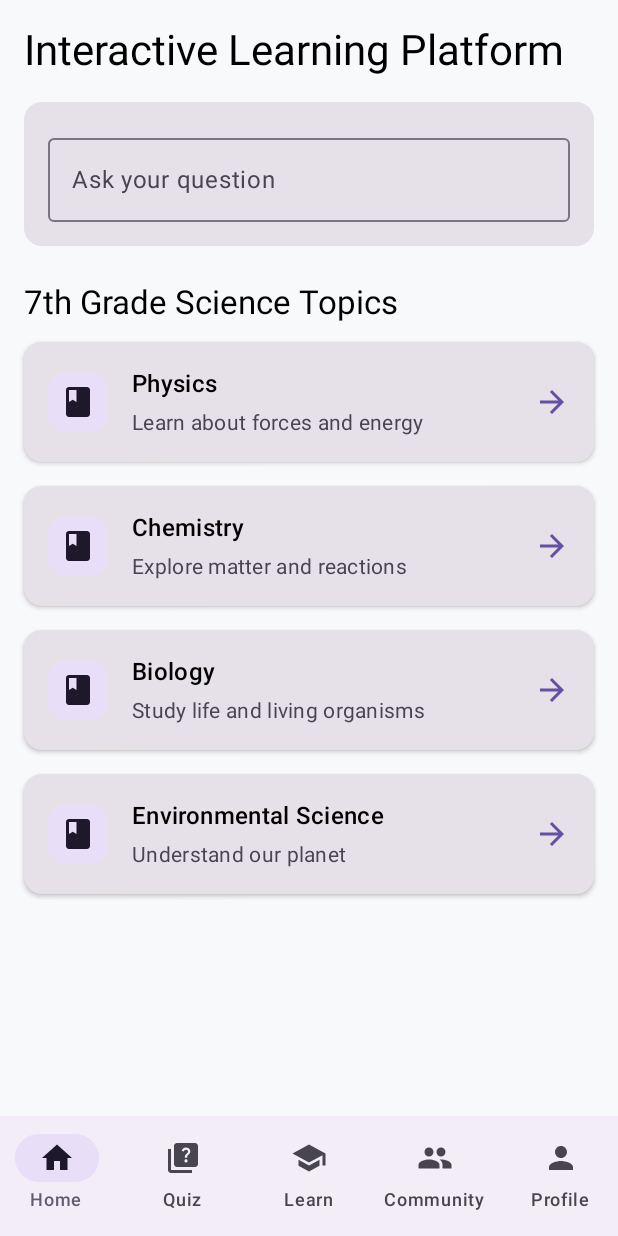
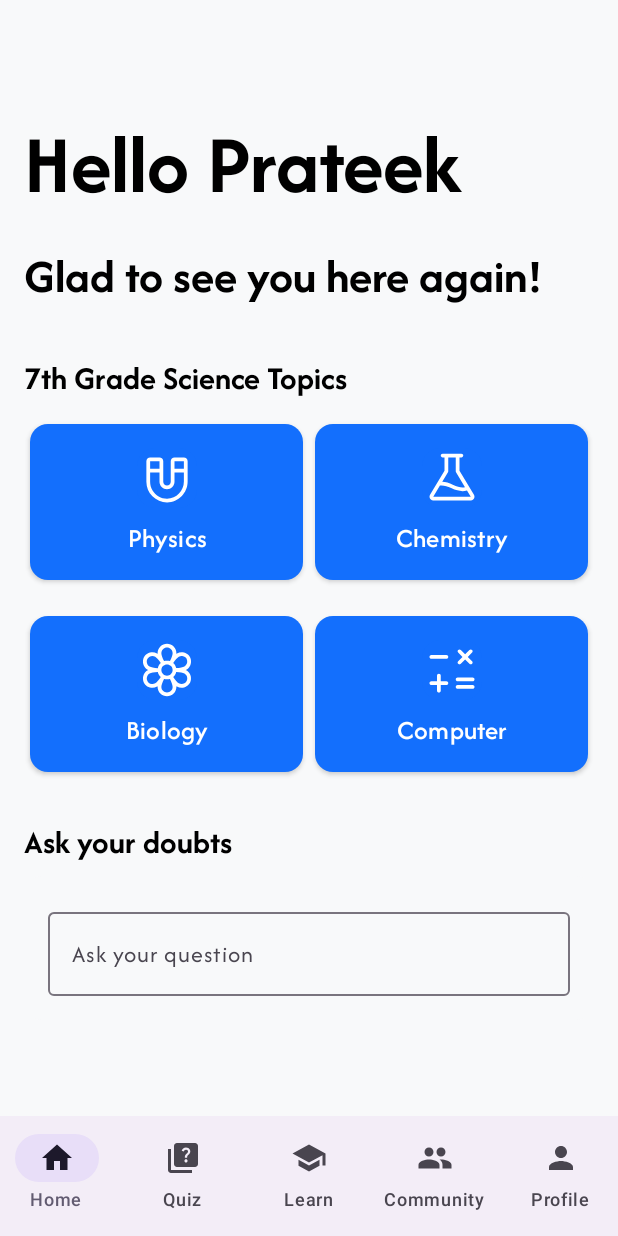
Before and after one commit to Pager-dot/BridgeLearn_App, an Android app built with Jetpack Compose: the screen it shows after launch (MainActivity), on a phone screen of 412 x 824 dp. Run offline under Robolectric (Android 15) with nearby library versions, the phone set to English and light mode, and no system bars.

Commit message:
updated the home screen ui

```diff
--- a/app/src/main/java/pratheekv39/bridgelearn/io/AIPromptCard.kt
+++ b/app/src/main/java/pratheekv39/bridgelearn/io/AIPromptCard.kt
@@ -14,6 +14,11 @@ import androidx.compose.runtime.remember
 import androidx.compose.runtime.setValue
 import androidx.compose.ui.Modifier
 import androidx.compose.ui.unit.dp
+import androidx.compose.foundation.BorderStroke
+import androidx.compose.material3.CardDefaults
+import androidx.compose.material3.MaterialTheme
+import androidx.compose.material3.TextFieldDefaults
+import androidx.compose.ui.graphics.Color
 
 @Composable
 fun AIPromptCard(
@@ -23,7 +28,10 @@ fun AIPromptCard(
     var text by remember { mutableStateOf("") }
 
     Card(
-        modifier = modifier.fillMaxWidth()
+        modifier = modifier.fillMaxWidth(),
+        colors = CardDefaults.cardColors(
+            containerColor = MaterialTheme.colorScheme.background
+        ),
     ) {
         Column(
             modifier = Modifier.padding(16.dp)
@@ -34,7 +42,7 @@ fun AIPromptCard(
                     text = it
                 },
                 label = { Text("Ask your question") },
-                modifier = Modifier.fillMaxWidth()
+                modifier = Modifier.fillMaxWidth(),
             )
         }
     }
--- a/app/src/main/java/pratheekv39/bridgelearn/io/HomeScreen.kt
+++ b/app/src/main/java/pratheekv39/bridgelearn/io/HomeScreen.kt
@@ -7,6 +7,7 @@ import androidx.compose.material3.*
 import androidx.compose.runtime.*
 import androidx.compose.ui.Modifier
 import androidx.compose.ui.unit.dp
+import androidx.compose.ui.unit.sp
 import androidx.lifecycle.viewmodel.compose.viewModel
 import javax.security.auth.Subject
 
@@ -17,10 +18,10 @@ fun HomeScreen(
     viewModel: HomeViewModel = viewModel()
 ) {
     val subjects = remember { listOf(
-        Subject("physics", "Physics", "Learn about forces and energy"),
-        Subject("chemistry", "Chemistry", "Explore matter and reactions"),
-        Subject("biology", "Biology", "Study life and living organisms"),
-        Subject("environmental", "Environmental Science", "Understand our planet")
+        Subject("physics", "Physics", "Learn about forces and energy", R.drawable.magnet_straight),
+        Subject("chemistry", "Chemistry", "Explore matter and reactions", R.drawable.flask),
+        Subject("biology", "Biology", "Study life and living organisms", R.drawable.flower),
+        Subject("computer", "Computer", "Explore different computer tools", R.drawable.math_operations)
     )}
 
     Column(
@@ -28,16 +29,22 @@ fun HomeScreen(
             .fillMaxSize()
             .padding(16.dp)
     ) {
+        Spacer(modifier = Modifier.height(56.dp))
+
         Text(
-            text = "Interactive Learning Platform",
+            text = "Hello Prateek",
             style = MaterialTheme.typography.headlineMedium,
-            modifier = Modifier.padding(bottom = 16.dp)
+            fontSize = 56.sp,
+            modifier = Modifier.padding(bottom = 8.dp)
         )
 
-        AIPromptCard(
-            onPromptSubmit = { prompt ->
-                // Handle prompt submission
-            }
+        Spacer(modifier = Modifier.height(8.dp))
+
+        Text(
+            text = "Glad to see you here again!",
+            style = MaterialTheme.typography.titleLarge,
+            fontSize = 32.sp,
+            modifier = Modifier.padding(bottom = 8.dp)
         )
 
         Spacer(modifier = Modifier.height(24.dp))
@@ -49,14 +56,28 @@ fun HomeScreen(
         )
 
         LazyColumn(
-            verticalArrangement = Arrangement.spacedBy(8.dp)
+            verticalArrangement = Arrangement.spacedBy(8.dp),
         ) {
-            items(subjects) { subject ->
-                SubjectCard(
-                    subject = subject,
-                    onClick = { onSubjectClick(subject.id) }
+            items(subjects.chunked(2)) { subjectPair ->
+                SubjectCardRow(
+                    subjects = subjectPair,
+                    onClick = { subject -> onSubjectClick(subject.id) }
                 )
             }
         }
+
+        Spacer(modifier = Modifier.height(24.dp))
+
+        Text(
+            text = "Ask your doubts",
+            style = MaterialTheme.typography.titleLarge,
+            modifier = Modifier.padding(bottom = 8.dp)
+        )
+
+        AIPromptCard(
+            onPromptSubmit = { prompt ->
+                // Handle prompt submission
+            }
+        )
     }
 }
--- a/app/src/main/java/pratheekv39/bridgelearn/io/HomeViewModel.kt
+++ b/app/src/main/java/pratheekv39/bridgelearn/io/HomeViewModel.kt
@@ -16,10 +16,10 @@ class HomeViewModel : ViewModel() {
     init {
         // Initialize with dummy data for now
         _subjects.value = listOf(
-            Subject("physics", "Physics", "Learn about forces and energy"),
-            Subject("chemistry", "Chemistry", "Explore matter and reactions"),
-            Subject("biology", "Biology", "Study life and living organisms"),
-            Subject("environmental", "Environmental Science", "Understand our planet")
+            Subject("physics", "Physics", "Learn about forces and energy", R.drawable.magnet_straight),
+            Subject("chemistry", "Chemistry", "Explore matter and reactions", R.drawable.flask),
+            Subject("biology", "Biology", "Study life and living organisms", R.drawable.flower),
+            Subject("computer", "Computer", "Learn about different computer tools", R.drawable.math_operations)
         )
     }
 
--- a/app/src/main/java/pratheekv39/bridgelearn/io/SubjectCard.kt
+++ b/app/src/main/java/pratheekv39/bridgelearn/io/SubjectCard.kt
@@ -10,9 +10,13 @@ import androidx.compose.material3.*
 import androidx.compose.runtime.Composable
 import androidx.compose.ui.Alignment
 import androidx.compose.ui.Modifier
+import androidx.compose.ui.res.painterResource
+import androidx.compose.ui.text.style.TextAlign
 import androidx.compose.ui.text.style.TextOverflow
 import androidx.compose.ui.tooling.preview.Preview
 import androidx.compose.ui.unit.dp
+import androidx.compose.material3.MaterialTheme
+import androidx.compose.ui.graphics.Color
 
 @Composable
 fun SubjectCard(
@@ -20,28 +24,29 @@ fun SubjectCard(
     onClick: () -> Unit,
     modifier: Modifier = Modifier
 ) {
+
+    val customLightBlue = MaterialTheme.colorScheme.background
+
     Card(
         modifier = modifier
-            .fillMaxWidth()
+            .fillMaxWidth(0.5f) // Take up half the width
             .clickable(onClick = onClick)
-            .padding(vertical = 4.dp),
-        elevation = CardDefaults.cardElevation(defaultElevation = 2.dp)
+            .padding(vertical = 4.dp, horizontal = 4.dp),
+        elevation = CardDefaults.cardElevation(defaultElevation = 2.dp),
+        colors = CardDefaults.cardColors(
+            containerColor = MaterialTheme.colorScheme.surfaceVariant // Change this to your desired color
+        )
     ) {
-        Row(
+        Column(
             modifier = Modifier
                 .fillMaxWidth()
                 .padding(16.dp),
-            horizontalArrangement = Arrangement.SpaceBetween,
-            verticalAlignment = Alignment.CenterVertically
-        ) {
-            Row(
-                horizontalArrangement = Arrangement.spacedBy(16.dp),
-                verticalAlignment = Alignment.CenterVertically,
-                modifier = Modifier.weight(1f)
+            horizontalAlignment = Alignment.CenterHorizontally,
+            verticalArrangement = Arrangement.Center
         ) {
             Surface(
                 shape = MaterialTheme.shapes.medium,
-                    color = MaterialTheme.colorScheme.secondaryContainer,
+                color = MaterialTheme.colorScheme.surfaceVariant,
                 modifier = Modifier.size(40.dp)
             ) {
                 Box(
@@ -49,37 +54,40 @@ fun SubjectCard(
                     modifier = Modifier.fillMaxSize()
                 ) {
                     Icon(
-                            imageVector = Icons.Default.Book,
+                        painter = painterResource(id = subject.drawableResId), // Change this to the icon related to the subject
                         contentDescription = null,
-                            tint = MaterialTheme.colorScheme.onSecondaryContainer
+                        tint = Color.White,
                     )
                 }
             }
 
-                Column(
-                    modifier = Modifier.weight(1f)
-                ) {
+            Spacer(modifier = Modifier.height(8.dp))
+
             Text(
                 text = subject.name,
                 style = MaterialTheme.typography.titleMedium,
+                color = Color.White,
                 maxLines = 1,
-                        overflow = TextOverflow.Ellipsis
-                    )
-                    Spacer(modifier = Modifier.height(4.dp))
-                    Text(
-                        text = subject.description,
-                        style = MaterialTheme.typography.bodyMedium,
-                        color = MaterialTheme.colorScheme.onSurfaceVariant,
-                        maxLines = 2,
-                        overflow = TextOverflow.Ellipsis
+                overflow = TextOverflow.Ellipsis,
+                textAlign = TextAlign.Center
             )
         }
     }
+}
 
-            Icon(
-                imageVector = Icons.Default.ArrowForward,
-                contentDescription = "Open ${subject.name}",
-                tint = MaterialTheme.colorScheme.primary
+@Composable
+fun SubjectCardRow(subjects: List<Subject>, onClick: (Subject) -> Unit) {
+    Row(
+        modifier = Modifier
+            .fillMaxWidth()
+            .padding(vertical = 4.dp),
+        horizontalArrangement = Arrangement.SpaceBetween
+    ) {
+        subjects.take(2).forEach { subject ->
+            SubjectCard(
+                subject = subject,
+                onClick = { onClick(subject) },
+                modifier = Modifier.weight(1f)
             )
         }
     }
@@ -94,7 +102,9 @@ fun SubjectCardPreview() {
             subject = Subject(
                 id = "physics",
                 name = "Physics",
-                description = "Learn about forces, energy, and the fundamental laws that govern the universe."
+                description = "Learn about forces, energy, and the fundamental laws that govern the universe.",
+                R.drawable.magnet_straight
+
             ),
             onClick = {}
         )
--- a/app/src/main/java/pratheekv39/bridgelearn/io/SubjectScreen.kt
+++ b/app/src/main/java/pratheekv39/bridgelearn/io/SubjectScreen.kt
@@ -7,7 +7,10 @@ import androidx.compose.material.icons.filled.ArrowBack
 import androidx.compose.material3.*
 import androidx.compose.runtime.*
 import androidx.compose.ui.Modifier
+import androidx.compose.ui.graphics.Color
+import androidx.compose.ui.graphics.vector.ImageVector
 import androidx.compose.ui.unit.dp
+import java.net.IDN
 
 @OptIn(ExperimentalMaterial3Api::class)
 @Composable
@@ -21,17 +24,32 @@ fun SubjectScreen(
             "physics" -> Subject(
                 "physics",
                 "Physics",
-                "Learn about forces and energy"
+                "Learn about forces and energy",
+                R.drawable.magnet_straight
             )
             "chemistry" -> Subject(
                 "chemistry",
                 "Chemistry",
-                "Explore matter and reactions"
+                "Explore matter and reactions",
+                R.drawable.flask
+            )
+            "biology" -> Subject(
+                "biology",
+                "Biology",
+                "Learn about human body and animals",
+                R.drawable.flower
+            )
+            "computer" -> Subject(
+                "computer",
+                "Computer",
+                "Explore different types of computer tools",
+                R.drawable.math_operations
             )
             else -> Subject(
                 "unknown",
                 "Unknown Subject",
-                "Subject not found"
+                "Subject not found",
+                R.drawable.ic_launcher_foreground
             )
         }
     }
@@ -66,10 +84,12 @@ fun SubjectScreen(
                         Text(
                             text = "Overview",
                             style = MaterialTheme.typography.titleLarge,
+                            color = Color.White,
                             modifier = Modifier.padding(bottom = 8.dp)
                         )
                         Text(
                             text = subject.description,
+                            color = Color.White,
                             style = MaterialTheme.typography.bodyLarge
                         )
                     }
@@ -111,11 +131,13 @@ private fun TopicCard(
         ) {
             Text(
                 text = title,
-                style = MaterialTheme.typography.titleMedium
+                style = MaterialTheme.typography.titleMedium,
+                color = Color.White,
             )
             Text(
                 text = description,
-                style = MaterialTheme.typography.bodyMedium
+                style = MaterialTheme.typography.bodyMedium,
+                color = Color.White,
             )
         }
     }
@@ -125,7 +147,8 @@ private fun TopicCard(
 data class Subject(
     val id: String,
     val name: String,
-    val description: String
+    val description: String,
+    val drawableResId: Int
 )
 
 data class Question(
--- a/app/src/main/java/pratheekv39/bridgelearn/io/Theme.kt
+++ b/app/src/main/java/pratheekv39/bridgelearn/io/Theme.kt
@@ -16,6 +16,8 @@ val Pink80 = Color(0xFFEFB8C8)
 val Purple40 = Color(0xFF6650a4)
 val PurpleGrey40 = Color(0xFF625b71)
 val Pink40 = Color(0xFF7D5260)
+
+val bloomBlue = Color(0xFF136FFD)
 
 // Custom colors for EduBridge
 val LightBlue = Color(0xFF6B9AC4)
@@ -36,10 +38,10 @@ val updatedDarkColorScheme = darkColorScheme(
     onBackground = Color(0xFFE0E0E0),  // Light Gray for text
     onSurface = Color(0xFFFFFFFF),     // White for high-emphasis content
     error = Color(0xFFCF6679),         // Muted Red
-    surfaceVariant = Color(0xFF2C2C2C),
+    surfaceVariant = Color(0xFF136FFD),
 
     primaryContainer=Color(0XFF37B6E9),
-    onPrimaryContainer=Color.Black
+    onPrimaryContainer=Color.Black,
 )
 
 val LightColorScheme = lightColorScheme(
@@ -52,6 +54,7 @@ val LightColorScheme = lightColorScheme(
     onSecondary = Color.White,
     onTertiary = Color.White,
     onBackground = Color.Black,
+    surfaceVariant = Color(0xFF136FFD),
     onSurface = Color.Black,
 )
 
@@ -66,6 +69,7 @@ fun HomeTheme(darkTheme:Boolean,
     }
     MaterialTheme(
         colorScheme = colorscheme,
+        typography = Typography,
         content=content
 
     )
--- a/app/src/main/java/pratheekv39/bridgelearn/io/Typography.kt
+++ b/app/src/main/java/pratheekv39/bridgelearn/io/Typography.kt
@@ -2,37 +2,50 @@ package pratheekv39.bridgelearn.io
 
 import androidx.compose.foundation.isSystemInDarkTheme
 import androidx.compose.material3.MaterialTheme
+import androidx.compose.material3.Text
 import androidx.compose.material3.Typography
 import androidx.compose.runtime.Composable
 import androidx.compose.ui.text.TextStyle
+import androidx.compose.ui.text.font.Font
 import androidx.compose.ui.text.font.FontFamily
 import androidx.compose.ui.text.font.FontWeight
 import androidx.compose.ui.unit.sp
 
+val AfacadFontFamily = FontFamily(
+    Font(R.font.afacadflux_regular, FontWeight.Normal),
+    Font(R.font.afacadflux_bold, FontWeight.Bold),
+    Font(R.font.afacadflux_medium, FontWeight.Medium),
+)
+
 val Typography = Typography(
+    headlineMedium = TextStyle(
+        fontFamily = AfacadFontFamily,
+        fontWeight = FontWeight.Bold,
+        fontSize = 32.sp
+    ),
     bodyLarge = TextStyle(
-        fontFamily = FontFamily.Default,
+        fontFamily = AfacadFontFamily,
         fontWeight = FontWeight.Normal,
         fontSize = 16.sp,
         lineHeight = 24.sp,
         letterSpacing = 0.5.sp
     ),
     titleLarge = TextStyle(
-        fontFamily = FontFamily.Default,
+        fontFamily = AfacadFontFamily,
         fontWeight = FontWeight.Bold,
         fontSize = 22.sp,
         lineHeight = 28.sp,
         letterSpacing = 0.sp
     ),
     titleMedium = TextStyle(
-        fontFamily = FontFamily.Default,
+        fontFamily = AfacadFontFamily,
         fontWeight = FontWeight.Medium,
         fontSize = 18.sp,
         lineHeight = 24.sp,
         letterSpacing = 0.15.sp
     ),
     labelSmall = TextStyle(
-        fontFamily = FontFamily.Default,
+        fontFamily = AfacadFontFamily,
         fontWeight = FontWeight.Medium,
         fontSize = 11.sp,
         lineHeight = 16.sp,
--- /dev/null
+++ b/app/src/main/res/drawable/flask.xml
@@ -0,0 +1,9 @@
+<vector xmlns:android="http://schemas.android.com/apk/res/android" xmlns:aapt="http://schemas.android.com/aapt"
+    android:viewportWidth="256"
+    android:viewportHeight="256"
+    android:width="48dp"
+    android:height="48dp">
+    <path
+        android:pathData="M221.69 199.77L160 96.92V40h8a8 8 0 0 0 0 -16H88a8 8 0 0 0 0 16h8V96.92L34.31 199.77A16 16 0 0 0 48 224H208a16 16 0 0 0 13.72 -24.23ZM110.86 103.25A7.93 7.93 0 0 0 112 99.14V40h32V99.14a7.93 7.93 0 0 0 1.14 4.11L183.36 167c-12 2.37 -29.07 1.37 -51.75 -10.11 -15.91 -8.05 -31.05 -12.32 -45.22 -12.81ZM48 208l28.54 -47.58c14.25 -1.74 30.31 1.85 47.82 10.72 19 9.61 35 12.88 48 12.88a69.89 69.89 0 0 0 19.55 -2.7L208 208Z"
+        android:fillColor="#FFFFFF" />
+</vector>
--- /dev/null
+++ b/app/src/main/res/drawable/flower.xml
@@ -0,0 +1,9 @@
+<vector xmlns:android="http://schemas.android.com/apk/res/android" xmlns:aapt="http://schemas.android.com/aapt"
+    android:viewportWidth="256"
+    android:viewportHeight="256"
+    android:width="48dp"
+    android:height="48dp">
+    <path
+        android:pathData="M210.35 129.36c-0.81 -0.47 -1.7 -0.92 -2.62 -1.36 0.92 -0.44 1.81 -0.89 2.62 -1.36a40 40 0 1 0 -40 -69.28c-0.81 0.47 -1.65 1 -2.48 1.59 0.08 -1 0.13 -2 0.13 -3a40 40 0 0 0 -80 0c0 0.94 0 1.94 0.13 3 -0.83 -0.57 -1.67 -1.12 -2.48 -1.59a40 40 0 1 0 -40 69.28c0.81 0.47 1.7 0.92 2.62 1.36 -0.92 0.44 -1.81 0.89 -2.62 1.36a40 40 0 1 0 40 69.28c0.81 -0.47 1.65 -1 2.48 -1.59 -0.08 1 -0.13 2 -0.13 2.95a40 40 0 0 0 80 0c0 -0.94 -0.05 -1.94 -0.13 -2.95 0.83 0.57 1.67 1.12 2.48 1.59A39.79 39.79 0 0 0 190.29 204a40.43 40.43 0 0 0 10.42 -1.38 40 40 0 0 0 9.64 -73.28ZM104 128a24 24 0 1 1 24 24A24 24 0 0 1 104 128Zm74.35 -56.79a24 24 0 1 1 24 41.57c-6.27 3.63 -18.61 6.13 -35.16 7.19A40 40 0 0 0 154.53 98.1C163.73 84.28 172.08 74.84 178.35 71.21ZM128 32a24 24 0 0 1 24 24c0 7.24 -4 19.19 -11.36 34.06a39.81 39.81 0 0 0 -25.28 0C108 75.19 104 63.24 104 56A24 24 0 0 1 128 32ZM44.86 80a24 24 0 0 1 32.79 -8.79c6.27 3.63 14.62 13.07 23.82 26.89A40 40 0 0 0 88.81 120c-16.55 -1.06 -28.89 -3.56 -35.16 -7.18A24 24 0 0 1 44.86 80ZM77.65 184.79a24 24 0 1 1 -24 -41.57c6.27 -3.63 18.61 -6.13 35.16 -7.19a40 40 0 0 0 12.66 21.87C92.27 171.72 83.92 181.16 77.65 184.79ZM128 224a24 24 0 0 1 -24 -24c0 -7.24 4 -19.19 11.36 -34.06a39.81 39.81 0 0 0 25.28 0C148 180.81 152 192.76 152 200A24 24 0 0 1 128 224Zm83.14 -48a24 24 0 0 1 -32.79 8.79c-6.27 -3.63 -14.62 -13.07 -23.82 -26.89A40 40 0 0 0 167.19 136c16.55 1.06 28.89 3.56 35.16 7.18A24 24 0 0 1 211.14 176Z"
+        android:fillColor="#FFFFFF" />
+</vector>
--- /dev/null
+++ b/app/src/main/res/drawable/magnet_straight.xml
@@ -0,0 +1,9 @@
+<vector xmlns:android="http://schemas.android.com/apk/res/android" xmlns:aapt="http://schemas.android.com/aapt"
+    android:viewportWidth="256"
+    android:viewportHeight="256"
+    android:width="48dp"
+    android:height="48dp">
+    <path
+        android:pathData="M200 40H160a16 16 0 0 0 -16 16v88a16 16 0 0 1 -32 0V56A16 16 0 0 0 96 40H56A16 16 0 0 0 40 56v88a88 88 0 0 0 88 88h0.67c48.15 -0.36 87.33 -40.29 87.33 -89V56A16 16 0 0 0 200 40Zm0 16V88H160V56ZM96 56V88H56V56Zm32.55 160A72 72 0 0 1 56 144V104H96v40a32 32 0 0 0 64 0V104h40v39C200 183 168 215.71 128.55 216Z"
+        android:fillColor="#FFFFFF" />
+</vector>
--- /dev/null
+++ b/app/src/main/res/drawable/math_operations.xml
@@ -0,0 +1,9 @@
+<vector xmlns:android="http://schemas.android.com/apk/res/android" xmlns:aapt="http://schemas.android.com/aapt"
+    android:viewportWidth="256"
+    android:viewportHeight="256"
+    android:width="48dp"
+    android:height="48dp">
+    <path
+        android:pathData="M112 72a8 8 0 0 1 -8 8H40a8 8 0 0 1 0 -16h64A8 8 0 0 1 112 72Zm-8 104H80V152a8 8 0 0 0 -16 0v24H40a8 8 0 0 0 0 16H64v24a8 8 0 0 0 16 0V192h24a8 8 0 0 0 0 -16Zm48 0h64a8 8 0 0 0 0 -16H152a8 8 0 0 0 0 16Zm64 16H152a8 8 0 0 0 0 16h64a8 8 0 0 0 0 -16Zm-61.66 -90.34a8 8 0 0 0 11.32 0L184 83.31l18.34 18.35a8 8 0 0 0 11.32 -11.32L195.31 72l18.35 -18.34a8 8 0 0 0 -11.32 -11.32L184 60.69 165.66 42.34a8 8 0 0 0 -11.32 11.32L172.69 72 154.34 90.34A8 8 0 0 0 154.34 101.66Z"
+        android:fillColor="#FFFFFF" />
+</vector>
```
Also changed, not shown: app/src/main/res/font/afacadflux_bold.ttf (added), app/src/main/res/font/afacadflux_medium.ttf (added), app/src/main/res/font/afacadflux_regular.ttf (added). Lines whose indentation alone changed are shown as unchanged.
